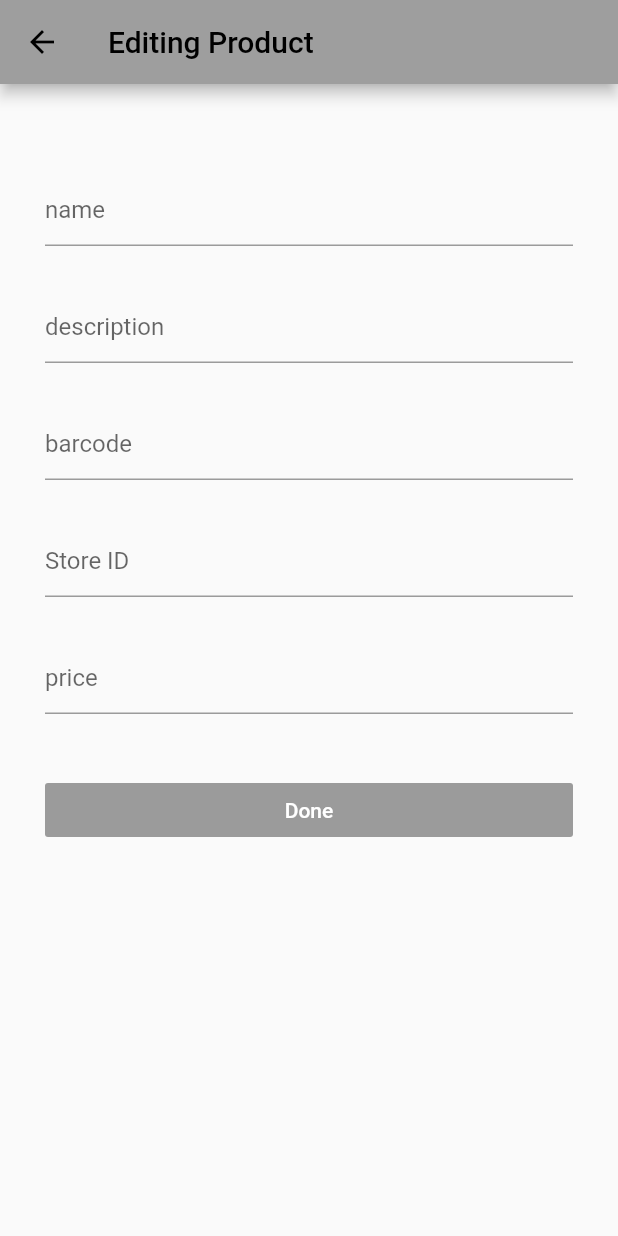
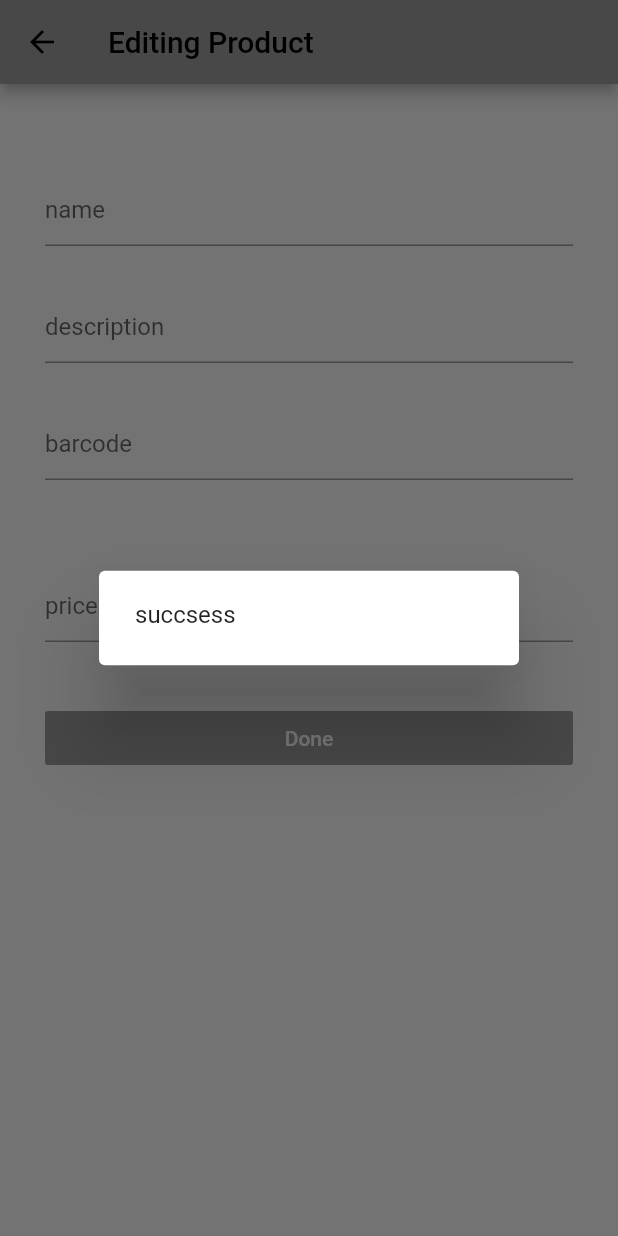
Before and after one commit to muhammedalmanie/matp_flutter, a Flutter app: the EditProduct screen opened directly with empty values, after a tap on "Done", on a phone screen of 412 x 824 dp. Run offline on Flutter 3.47's test engine with Material 2 defaults, Android fonts, the light colour scheme and no system bars; our stand-ins replace anim_search_bar, flutter_slidable; missing offline and left inert: auto_reload, dart:html, gestures; network calls fail; key blocks and very long unbroken strings in the code were emptied for the run.

Commit message:
adding a store/alert boxes/search bar function

```diff
--- a/lib/pages/navpages/edit_product.dart
+++ b/lib/pages/navpages/edit_product.dart
@@ -9,7 +9,7 @@ class EditProduct extends StatefulWidget {
   String name;
   String description;
   String barcode;
-  String storeID;
+  //String storeID;
   String price;
 
   EditProduct(
@@ -17,7 +17,7 @@ class EditProduct extends StatefulWidget {
       required this.name,
       required this.description,
       required this.barcode,
-      required this.storeID,
+      //required this.storeID,
       required this.price});
   @override
   _EditProductState createState() => _EditProductState();
@@ -28,7 +28,7 @@ class _EditProductState extends State<EditProduct> {
   final TextEditingController _controllerDescription =
       new TextEditingController();
   final TextEditingController _controllerBarcode = new TextEditingController();
-  final TextEditingController _controllerStoreID = new TextEditingController();
+  //final TextEditingController _controllerStoreID = new TextEditingController();
   final TextEditingController _controllerPrice = new TextEditingController();
 
   String id = '';
@@ -42,7 +42,7 @@ class _EditProductState extends State<EditProduct> {
       _controllerName.text = widget.name;
       _controllerDescription.text = widget.description;
       _controllerBarcode.text = widget.barcode;
-      _controllerStoreID.text = widget.storeID;
+      //_controllerStoreID.text = widget.storeID;
       _controllerPrice.text = widget.price;
     });
   }
@@ -94,13 +94,13 @@ class _EditProductState extends State<EditProduct> {
         SizedBox(
           height: 30,
         ),
-        TextField(
-          controller: _controllerStoreID,
-          cursorColor: Colors.black38,
-          decoration: InputDecoration(
-            hintText: "Store ID",
-          ),
-        ),
+        // TextField(
+        //   controller: _controllerStoreID,
+        //   cursorColor: Colors.black38,
+        //   decoration: InputDecoration(
+        //     hintText: "Store ID",
+        //   ),
+        // ),
         SizedBox(
           height: 30,
         ),
@@ -128,10 +128,12 @@ class _EditProductState extends State<EditProduct> {
   }
 
   editProduct() async {
+    Future.delayed(Duration.zero, () => showAlert(context));
+
     var name = _controllerName.text;
     var description = _controllerDescription.text;
     var barcode = _controllerBarcode.text;
-    var storeID = _controllerStoreID.text;
+    //var storeID = _controllerStoreID.text;
     var price = _controllerPrice.text;
 
     if (name.isNotEmpty && description.isNotEmpty) {
@@ -157,4 +159,12 @@ class _EditProductState extends State<EditProduct> {
       }
     }
   }
+
+  void showAlert(BuildContext context) {
+    showDialog(
+        context: context,
+        builder: (context) => AlertDialog(
+              content: Text("succsess"),
+            ));
+  }
 }
--- a/pubspec.yaml
+++ b/pubspec.yaml
@@ -41,6 +41,7 @@ dependencies:
   image_picker: ^0.8.5+3
   gestures: ^1.0.0
   anim_search_bar: ^2.0.2
+  auto_reload: ^1.0.0
 
 
 
```
Also changed, not shown: lib/pages/navpages/add_product.dart (+15 -0 lines), lib/pages/navpages/products_page.dart (+62 -39 lines), lib/pages/navpages/store_page.dart (+11 -3 lines), pubspec.lock.
